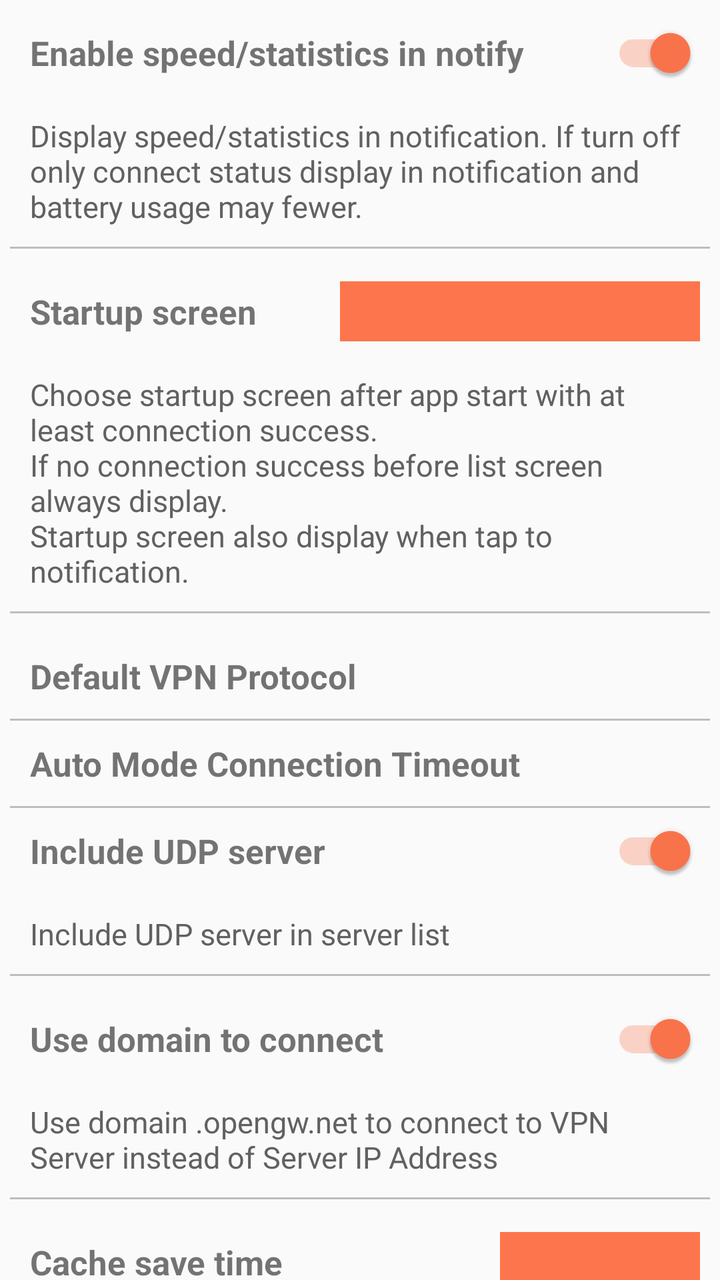
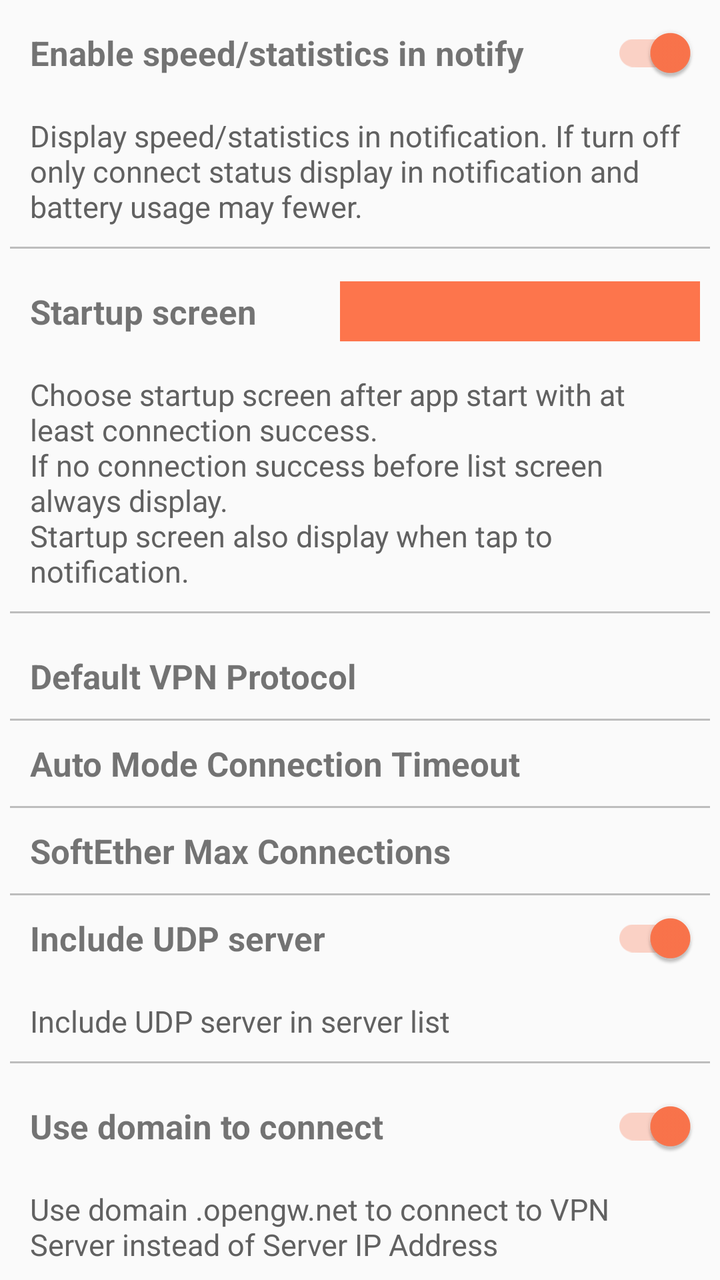

The first picture is an Android layout as it rendered before a commit; the second is the same layout after the commit. The layout source and the unified diff follow.
<!-- AndroidManifest.xml: application theme AppTheme -->
<!-- res/layout/fragment_setting.xml -->
<?xml version="1.0" encoding="utf-8"?>
<LinearLayout xmlns:android="http://schemas.android.com/apk/res/android"
    xmlns:tools="http://schemas.android.com/tools"
    android:layout_width="match_parent"
    android:layout_height="wrap_content"
    android:orientation="vertical"
    android:theme="@style/AppTheme.Setting">

    <androidx.core.widget.NestedScrollView
        android:id="@+id/ln_content"
        android:layout_width="match_parent"
        android:layout_height="wrap_content"
        tools:ignore="UselessParent">

        <LinearLayout
            android:layout_width="match_parent"
            android:layout_height="wrap_content"
            android:orientation="vertical">

            <LinearLayout
                android:layout_width="match_parent"
                android:layout_height="wrap_content"
                android:orientation="vertical"
                android:theme="@style/AppTheme.Setting.Item">

                <RelativeLayout
                    android:layout_width="match_parent"
                    android:layout_height="wrap_content"
                    android:paddingBottom="5dp"
                    android:paddingTop="5dp"
                    android:id="@+id/ln_notify_speed">

                    <TextView
                        android:layout_width="wrap_content"
                        android:layout_height="wrap_content"
                        android:layout_centerVertical="true"
                        android:text="@string/enable_notification_speed"
                        android:theme="@style/label" />

                    <androidx.appcompat.widget.SwitchCompat
                        android:checked="true"
                        android:id="@+id/sw_notify_speed"
                        android:layout_width="wrap_content"
                        android:layout_height="wrap_content"
                        android:layout_alignParentEnd="true"
                        android:layout_alignParentRight="true"
                        android:layout_centerVertical="true"
                        android:minHeight="30dp"
                        android:minWidth="100dp"
                        android:popupElevation="3dp" />
                </RelativeLayout>

                <LinearLayout
                    android:layout_width="match_parent"
                    android:layout_height="wrap_content">

                    <TextView
                        android:layout_width="match_parent"
                        android:layout_height="wrap_content"
                        android:text="@string/enable_notification_speed_hint"
                        android:theme="@style/AppTheme.Setting.SubText" />
                </LinearLayout>

                <View
                    android:layout_width="match_parent"
                    android:layout_height="1dp"
                    android:theme="@style/AppTheme.Setting.Line" />
            </LinearLayout>

            <LinearLayout
                android:id="@+id/ln_startup_screen"
                android:layout_width="match_parent"
                android:layout_height="wrap_content"
                android:orientation="vertical"
                android:theme="@style/AppTheme.Setting.Item">

                <RelativeLayout
                    android:layout_width="match_parent"
                    android:layout_height="wrap_content"
                    android:paddingTop="5dp"
                    android:paddingBottom="5dp">

                    <TextView
                        android:layout_width="wrap_content"
                        android:layout_height="wrap_content"
                        android:layout_centerVertical="true"
                        android:text="@string/setting_startup_screen"
                        android:theme="@style/label" />

                    <androidx.appcompat.widget.AppCompatSpinner
                        android:id="@+id/spin_screen"
                        android:layout_width="wrap_content"
                        android:layout_height="wrap_content"
                        android:layout_alignParentEnd="true"
                        android:layout_centerVertical="true"
                        android:background="@color/colorAccent"
                        android:minWidth="180dp"
                        android:minHeight="30dp"
                        android:popupBackground="@color/colorPrimary"
                        android:popupElevation="3dp" />
                </RelativeLayout>

                <LinearLayout
                    android:layout_width="match_parent"
                    android:layout_height="wrap_content">

                    <TextView
                        android:layout_width="match_parent"
                        android:layout_height="wrap_content"
                        android:text="@string/setting_startup_screen_subtitle"
                        android:theme="@style/AppTheme.Setting.SubText" />
                </LinearLayout>

                <View
                    android:layout_width="match_parent"
                    android:layout_height="1dp"
                    android:theme="@style/AppTheme.Setting.Line" />
            </LinearLayout>

            <LinearLayout
                android:layout_width="match_parent"
                android:layout_height="wrap_content"
                android:orientation="vertical"
                android:theme="@style/AppTheme.Setting.Item">

                <RelativeLayout
                    android:id="@+id/ln_auto_protocol"
                    android:layout_width="match_parent"
                    android:layout_height="wrap_content"
                    android:paddingTop="5dp"
                    android:paddingBottom="5dp">

                    <TextView
                        android:layout_width="wrap_content"
                        android:layout_height="wrap_content"
                        android:layout_alignParentStart="true"
                        android:layout_centerVertical="true"
                        android:text="@string/setting_auto_protocol_label"
                        android:theme="@style/label" />

                    <TextView
                        android:id="@+id/txt_auto_protocol_value"
                        android:layout_width="wrap_content"
                        android:layout_height="wrap_content"
                        android:layout_alignParentEnd="true"
                        android:layout_centerVertical="true"
                        android:theme="@style/label" />
                </RelativeLayout>

                                <View
                    android:layout_width="match_parent"
                    android:layout_height="1dp"
                    android:theme="@style/AppTheme.Setting.Line" />

                <RelativeLayout
                    android:id="@+id/ln_auto_timeout"
                    android:layout_width="match_parent"
                    android:layout_height="wrap_content"
                    android:paddingTop="5dp"
                    android:paddingBottom="5dp">

                    <TextView
                        android:layout_width="wrap_content"
                        android:layout_height="wrap_content"
                        android:layout_alignParentStart="true"
                        android:layout_centerVertical="true"
                        android:text="@string/setting_auto_timeout_label"
                        android:theme="@style/label" />

                    <TextView
                        android:id="@+id/txt_auto_timeout_value"
                        android:layout_width="wrap_content"
                        android:layout_height="wrap_content"
                        android:layout_alignParentEnd="true"
                        android:layout_centerVertical="true"
                        android:theme="@style/label" />
                </RelativeLayout>

                <View
                    android:layout_width="match_parent"
                    android:layout_height="1dp"
                    android:theme="@style/AppTheme.Setting.Line" />

                <RelativeLayout
                    android:id="@+id/ln_udp"
                    android:layout_width="match_parent"
                    android:layout_height="wrap_content"
                    android:paddingTop="5dp"
                    android:paddingBottom="5dp">

                    <TextView
                        android:layout_width="wrap_content"
                        android:layout_height="wrap_content"
                        android:layout_centerVertical="true"
                        android:text="@string/udp_setting_label"
                        android:theme="@style/label" />

                    <androidx.appcompat.widget.SwitchCompat
                        android:id="@+id/sw_udp"
                        android:layout_width="wrap_content"
                        android:layout_height="wrap_content"
                        android:layout_alignParentEnd="true"
                        android:layout_alignParentRight="true"
                        android:layout_centerVertical="true"
                        android:checked="true"
                        android:minWidth="100dp"
                        android:minHeight="30dp"
                        android:popupElevation="3dp" />
                </RelativeLayout>

                <LinearLayout
                    android:layout_width="match_parent"
                    android:layout_height="wrap_content">

                    <TextView
                        android:layout_width="match_parent"
                        android:layout_height="wrap_content"
                        android:text="@string/udp_setting_hint"
                        android:theme="@style/AppTheme.Setting.SubText" />
                </LinearLayout>

                <View
                    android:layout_width="match_parent"
                    android:layout_height="1dp"
                    android:theme="@style/AppTheme.Setting.Line" />
            </LinearLayout>

            <LinearLayout
                android:layout_width="match_parent"
                android:layout_height="wrap_content"
                android:orientation="vertical"
                android:theme="@style/AppTheme.Setting.Item">

                <RelativeLayout
                    android:id="@+id/ln_domain"
                    android:layout_width="match_parent"
                    android:layout_height="wrap_content"
                    android:paddingTop="5dp"
                    android:paddingBottom="5dp">

                    <TextView
                        android:layout_width="wrap_content"
                        android:layout_height="wrap_content"
                        android:layout_centerVertical="true"
                        android:text="@string/use_domain_label"
                        android:theme="@style/label" />

                    <androidx.appcompat.widget.SwitchCompat
                        android:id="@+id/sw_domain"
                        android:layout_width="wrap_content"
                        android:layout_height="wrap_content"
                        android:layout_alignParentEnd="true"
                        android:layout_alignParentRight="true"
                        android:layout_centerVertical="true"
                        android:checked="true"
                        android:minWidth="100dp"
                        android:minHeight="30dp"
                        android:popupElevation="3dp" />
                </RelativeLayout>

                <LinearLayout
                    android:layout_width="match_parent"
                    android:layout_height="wrap_content">

                    <TextView
                        android:layout_width="match_parent"
                        android:layout_height="wrap_content"
                        android:text="@string/use_domain_hint"
                        android:theme="@style/AppTheme.Setting.SubText" />
                </LinearLayout>

                <View
                    android:layout_width="match_parent"
                    android:layout_height="1dp"
                    android:theme="@style/AppTheme.Setting.Line" />
            </LinearLayout>

            <LinearLayout
                android:layout_width="match_parent"
                android:layout_height="wrap_content"
                android:orientation="vertical"
                android:theme="@style/AppTheme.Setting.Item">

                <RelativeLayout
                    android:layout_width="match_parent"
                    android:layout_height="wrap_content"
                    android:paddingTop="5dp"
                    android:paddingBottom="5dp">

                    <TextView
                        android:layout_width="wrap_content"
                        android:layout_height="wrap_content"
                        android:layout_centerVertical="true"
                        android:text="@string/setting_cache_label"
                        android:theme="@style/label" />

                    <androidx.appcompat.widget.AppCompatSpinner
                        android:id="@+id/spin_cache_time"
                        android:layout_width="wrap_content"
                        android:layout_height="wrap_content"
                        android:layout_alignParentEnd="true"
                        android:layout_alignParentRight="true"
                        android:layout_centerVertical="true"
                        android:background="@color/colorAccent"
                        android:minWidth="100dp"
                        android:minHeight="30dp"
                        android:popupBackground="@color/colorPrimary"
                        android:popupElevation="3dp" />
                </RelativeLayout>

                <LinearLayout
                    android:layout_width="match_parent"
                    android:layout_height="wrap_content">

                    <TextView
                        android:layout_width="match_parent"
                        android:layout_height="wrap_content"
                        android:text="@string/setting_cache_subtitle"
                        android:theme="@style/AppTheme.Setting.SubText" />
                </LinearLayout>

            </LinearLayout>

            <LinearLayout
                android:id="@+id/ln_clear_cache"
                android:layout_width="match_parent"
                android:layout_height="wrap_content"
                android:orientation="vertical"
                android:theme="@style/AppTheme.Setting.Item">

                <View
                    android:layout_width="match_parent"
                    android:layout_height="1dp"
                    android:theme="@style/AppTheme.Setting.Line" />

                <LinearLayout
                    android:layout_width="match_parent"
                    android:layout_height="wrap_content">

                    <TextView
                        android:layout_width="wrap_content"
                        android:layout_height="wrap_content"
                        android:text="@string/setting_cache_auto_clear_label"
                        android:theme="@style/label" />
                </LinearLayout>

                <RelativeLayout
                    android:layout_width="match_parent"
                    android:layout_height="wrap_content">

                    <TextView
                        android:id="@+id/txt_cache_expire"
                        android:layout_width="wrap_content"
                        android:layout_height="wrap_content"
                        android:layout_centerVertical="true"
                        android:text="2018-01-31 19:40"
                        android:textColor="@color/colorRed"
                        android:theme="@style/AppTheme.Setting.SubText" />

                    <Button
                        android:id="@+id/btn_clear_cache"
                        android:layout_width="wrap_content"
                        android:layout_height="35dp"
                        android:layout_alignParentEnd="true"
                        android:layout_alignParentRight="true"
                        android:layout_centerVertical="true"
                        android:background="@drawable/selector_apply_button"
                        android:elevation="5dp"
                        android:minWidth="100dp"
                        android:text="@string/setting_cache_clear"
                        android:textAllCaps="false"
                        android:theme="@style/AppTheme.Button" />
                </RelativeLayout>

            </LinearLayout>

            <LinearLayout
                android:id="@+id/ln_block_ads_wrap"
                android:layout_width="match_parent"
                android:layout_height="wrap_content"
                android:orientation="vertical"
                android:theme="@style/AppTheme.Setting.Item">

                <View
                    android:layout_width="match_parent"
                    android:layout_height="1dp"
                    android:theme="@style/AppTheme.Setting.Line" />

                <RelativeLayout
                    android:id="@+id/ln_block_ads"
                    android:layout_width="match_parent"
                    android:layout_height="wrap_content"
                    android:paddingTop="5dp"
                    android:paddingBottom="5dp">

                    <TextView
                        android:layout_width="wrap_content"
                        android:layout_height="wrap_content"
                        android:layout_centerVertical="true"
                        android:text="@string/block_ads_setting_label"
                        android:theme="@style/label" />

                    <androidx.appcompat.widget.SwitchCompat
                        android:id="@+id/sw_block_ads"
                        android:layout_width="wrap_content"
                        android:layout_height="wrap_content"
                        android:layout_alignParentEnd="true"
                        android:layout_alignParentRight="true"
                        android:layout_centerVertical="true"
                        android:minWidth="100dp"
                        android:minHeight="30dp"
                        android:popupElevation="3dp" />
                </RelativeLayout>

                <LinearLayout
                    android:layout_width="match_parent"
                    android:layout_height="wrap_content">

                    <TextView
                        android:layout_width="match_parent"
                        android:layout_height="wrap_content"
                        android:text="@string/block_ads_setting_hint"
                        android:theme="@style/AppTheme.Setting.SubText" />
                </LinearLayout>

            </LinearLayout>

            <LinearLayout
                android:id="@+id/ln_dns_wrap"
                android:layout_width="match_parent"
                android:layout_height="wrap_content"
                android:orientation="vertical"
                android:theme="@style/AppTheme.Setting.Item">

                <View
                    android:layout_width="match_parent"
                    android:layout_height="1dp"
                    android:theme="@style/AppTheme.Setting.Line" />

                <RelativeLayout
                    android:id="@+id/ln_dns"
                    android:layout_width="match_parent"
                    android:layout_height="wrap_content"
                    android:paddingTop="5dp"
                    android:paddingBottom="5dp">

                    <TextView
                        android:layout_width="wrap_content"
                        android:layout_height="wrap_content"
                        android:layout_centerVertical="true"
                        android:text="@string/dns_setting_label"
                        android:theme="@style/label" />

                    <androidx.appcompat.widget.SwitchCompat
                        android:id="@+id/sw_dns"
                        android:layout_width="wrap_content"
                        android:layout_height="wrap_content"
                        android:layout_alignParentEnd="true"
                        android:layout_alignParentRight="true"
                        android:layout_centerVertical="true"
                        android:minWidth="100dp"
                        android:minHeight="30dp"
                        android:popupElevation="3dp" />
                </RelativeLayout>

                <LinearLayout
                    android:layout_width="match_parent"
                    android:layout_height="wrap_content">

                    <TextView
                        android:layout_width="match_parent"
                        android:layout_height="wrap_content"
                        android:text="@string/dns_setting_hint"
                        android:theme="@style/AppTheme.Setting.SubText" />
                </LinearLayout>

                <LinearLayout
                    android:id="@+id/ln_dns_ip"
                    android:layout_width="match_parent"
                    android:layout_height="wrap_content"
                    android:orientation="vertical"
                    android:visibility="visible">

                    <TextView
                        android:layout_width="match_parent"
                        android:layout_height="wrap_content"
                        android:layout_marginBottom="5dp"
                        android:text="@string/dns_ip_1"
                        android:theme="@style/label" />

                    <EditText
                        android:id="@+id/txt_dns_1"
                        android:layout_width="match_parent"
                        android:layout_height="wrap_content"
                        android:background="@color/colorOverlay"
                        android:digits="0123456789."
                        android:hint="@string/dns_ip_1_hint"
                        android:inputType="number"
                        android:padding="@dimen/padding_medium"
                        android:textColor="@color/colorTextPrimary"
                        android:textColorHint="@color/colorTextSecondary" />

                    <TextView
                        android:layout_width="match_parent"
                        android:layout_height="wrap_content"
                        android:layout_marginTop="5dp"
                        android:layout_marginBottom="5dp"
                        android:text="@string/dns_ip_2"
                        android:theme="@style/label" />

                    <EditText
                        android:id="@+id/txt_dns_2"
                        android:layout_width="match_parent"
                        android:layout_height="wrap_content"
                        android:background="@color/colorOverlay"
                        android:digits="0123456789."
                        android:hint="@string/dns_ip_2_hint"
                        android:inputType="number"
                        android:padding="@dimen/padding_medium"
                        android:textColor="@color/colorTextPrimary"
                        android:textColorHint="@color/colorTextSecondary" />
                </LinearLayout>

            </LinearLayout>
        </LinearLayout>

    </androidx.core.widget.NestedScrollView>
</LinearLayout>
<!-- resources referenced by this layout -->
<resources>
  <color name="colorAccent">#fd754c</color>
  <color name="colorOverlay">#30a4a4a4</color>
  <color name="colorPrimary">#124097</color>
  <color name="colorRed">#d50000</color>
  <color name="colorTextPrimary">#333333</color>
  <color name="colorTextSecondary">#616161</color>
  <string name="block_ads_setting_hint">Block ads in all app and browser when VPN is connected use DNS</string>
  <string name="block_ads_setting_label">Block Ads (Pro only)</string>
  <string name="dns_ip_1" translatable="false">DNS 1</string>
  <string name="dns_ip_1_hint" translatable="false">8.8.8.8</string>
  <string name="dns_ip_2">DNS 2 (optional)</string>
  <string name="dns_ip_2_hint" translatable="false">8.8.4.4</string>
  <string name="dns_setting_hint">Use custom DNS when connected to VPN Server instead of default Google DNS (8.8.8.8/8.8.4.4).\nThis setting will turn off Block Ads setting when enabled</string>
  <string name="dns_setting_label">Use custom DNS</string>
  <string name="enable_notification_speed">Enable speed/statistics in notify</string>
  <string name="enable_notification_speed_hint">Display speed/statistics in notification. If turn off only connect status display in notification and battery usage may fewer.</string>
  <string name="setting_auto_protocol_label">Default VPN Protocol</string>
  <string name="setting_auto_timeout_label">Auto Mode Connection Timeout</string>
  <string name="setting_cache_auto_clear_label">Cache will auto clear at:</string>
  <string name="setting_cache_clear">Clear now</string>
  <string name="setting_cache_label">Cache save time</string>
  <string name="setting_cache_subtitle">Is the time data will save in device after get data from server</string>
  <string name="setting_startup_screen">Startup screen</string>
  <string name="setting_startup_screen_subtitle">Choose startup screen after app start with at least connection success.\nIf no connection success before list screen always display.\nStartup screen also display when tap to notification.</string>
  <string name="udp_setting_hint">Include UDP server in server list</string>
  <string name="udp_setting_label">Include UDP server</string>
  <string name="use_domain_hint">Use domain .opengw.net to connect to VPN Server instead of Server IP Address</string>
  <string name="use_domain_label">Use domain to connect</string>
  <style name="AppTheme.Button">
          <item name="android:textColor">@color/colorWhite</item>
          <item name="android:paddingLeft">10dp</item>
          <item name="android:paddingRight">10dp</item>
          <item name="android:textSize">14sp</item>
      </style>
  <style name="AppTheme.Setting">
          <item name="android:textSize">17sp</item>
      </style>
  <style name="AppTheme.Setting.Item">
          <item name="android:paddingLeft">5dp</item>
          <item name="android:paddingRight">5dp</item>
          <item name="android:paddingBottom">5dp</item>
          <item name="android:paddingTop">5dp</item>
      </style>
  <style name="AppTheme.Setting.Line">
          <item name="android:background">@color/lineColor</item>
      </style>
  <style name="AppTheme.Setting.SubText">
          <item name="android:textSize">15sp</item>
          <item name="android:textColor">@color/colorTextSecondary</item>
      </style>
  <style name="label" parent="Theme.AppCompat.DayNight">
          <item name="android:textStyle">bold</item>
      </style>
  <color name="colorWhite">#ffffff</color>
  <color name="lineColor">#bdbdbd</color>
  <color name="colorPrimaryDark">#124097</color>
  <style name="DrawerArrowStyle" parent="@style/Widget.AppCompat.DrawerArrowToggle">
          <item name="spinBars">true</item>
          <item name="color">@color/colorWhite</item>
      </style>
</resources>

<!-- the commit's change to res/layout/fragment_setting.xml (unified diff, before → after) -->
@@ -182,6 +182,35 @@
                     android:theme="@style/AppTheme.Setting.Line" />
 
                 <RelativeLayout
+                    android:id="@+id/ln_softether_max_connections"
+                    android:layout_width="match_parent"
+                    android:layout_height="wrap_content"
+                    android:paddingTop="5dp"
+                    android:paddingBottom="5dp">
+
+                    <TextView
+                        android:layout_width="wrap_content"
+                        android:layout_height="wrap_content"
+                        android:layout_alignParentStart="true"
+                        android:layout_centerVertical="true"
+                        android:text="@string/setting_softether_max_connections_label"
+                        android:theme="@style/label" />
+
+                    <TextView
+                        android:id="@+id/txt_softether_max_connections_value"
+                        android:layout_width="wrap_content"
+                        android:layout_height="wrap_content"
+                        android:layout_alignParentEnd="true"
+                        android:layout_centerVertical="true"
+                        android:theme="@style/label" />
+                </RelativeLayout>
+
+                <View
+                    android:layout_width="match_parent"
+                    android:layout_height="1dp"
+                    android:theme="@style/AppTheme.Setting.Line" />
+
+                <RelativeLayout
                     android:id="@+id/ln_udp"
                     android:layout_width="match_parent"
                     android:layout_height="wrap_content"
<!-- resource entries referenced after the edit -->
@@ -22,6 +22,7 @@
   <string name="setting_cache_clear">Clear now</string>
   <string name="setting_cache_label">Cache save time</string>
   <string name="setting_cache_subtitle">Is the time data will save in device after get data from server</string>
+  <string name="setting_softether_max_connections_label">SoftEther Max Connections</string>
   <string name="setting_startup_screen">Startup screen</string>
   <string name="setting_startup_screen_subtitle">Choose startup screen after app start with at least connection success.\nIf no connection success before list screen always display.\nStartup screen also display when tap to notification.</string>
   <string name="udp_setting_hint">Include UDP server in server list</string>
